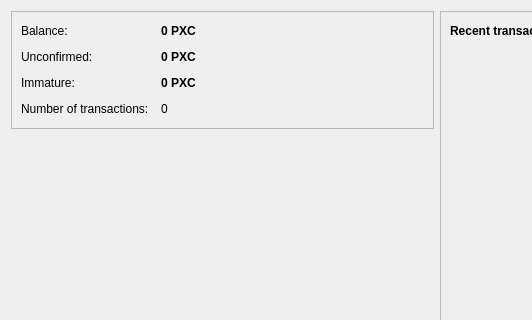
Above: src/qt/forms/overviewpage.ui from msgpo/Rodentcoin before the change; both pictures show x 0 to 532 and y 0 to 320 of the 874 by 690 pixel window. Below: the same form after it.
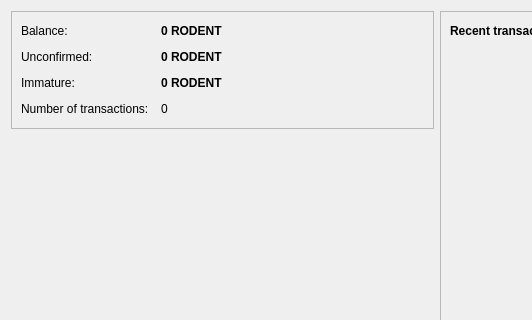
That is the form after the change. Icons and pictures are not drawn.

Patch:
```diff
--- a/src/qt/forms/overviewpage.ui
+++ b/src/qt/forms/overviewpage.ui
@@ -64,7 +64,7 @@
              <string>Your available balance</string>
             </property>
             <property name="text">
-             <string notr="true">0 PXC</string>
+             <string notr="true">0 RODENT</string>
             </property>
             <property name="textInteractionFlags">
              <set>Qt::LinksAccessibleByMouse|Qt::TextSelectableByKeyboard|Qt::TextSelectableByMouse</set>
@@ -93,7 +93,7 @@
              <string>Total of coins not yet confirmed and count pending toward the current balance</string>
             </property>
             <property name="text">
-             <string notr="true">0 PXC</string>
+             <string notr="true">0 RODENT</string>
             </property>
             <property name="textInteractionFlags">
              <set>Qt::LinksAccessibleByMouse|Qt::TextSelectableByKeyboard|Qt::TextSelectableByMouse</set>
@@ -136,7 +136,7 @@
              <string>Mined balance not yet matured</string>
             </property>
             <property name="text">
-             <string notr="true">0 PXC</string>
+             <string notr="true">0 RODENT</string>
             </property>
             <property name="textInteractionFlags">
              <set>Qt::LinksAccessibleByMouse|Qt::TextSelectableByKeyboard|Qt::TextSelectableByMouse</set>
```
Left out of the diff: 2 changed lines with no effect on the pictures.
